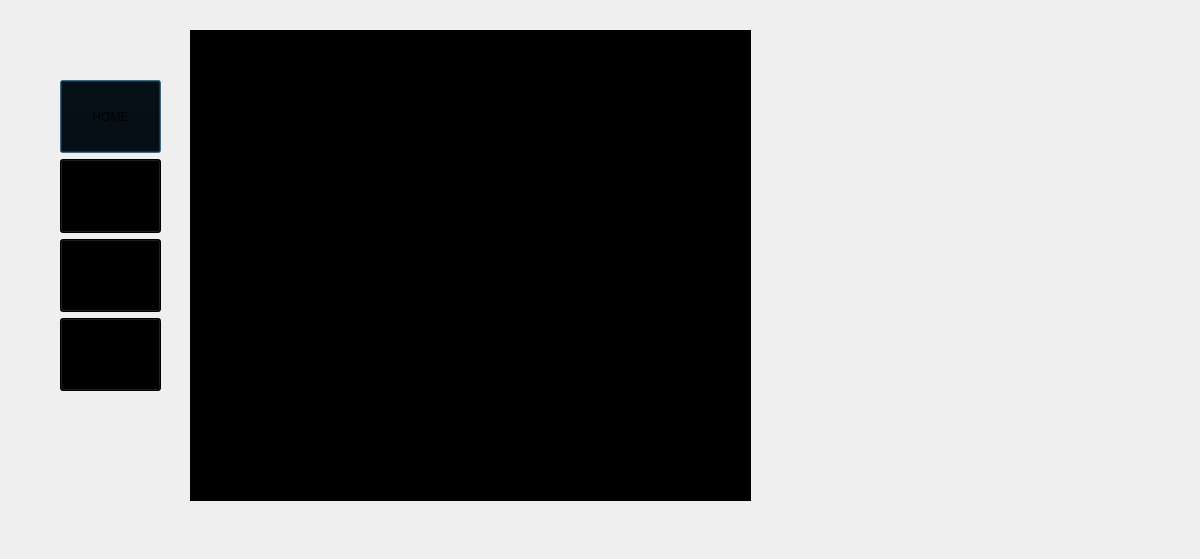
This is secondialogbox/studentdashboard.ui in SijanBhandari17/IAMS as Qt 5 draws it before an edit. The edited form follows.
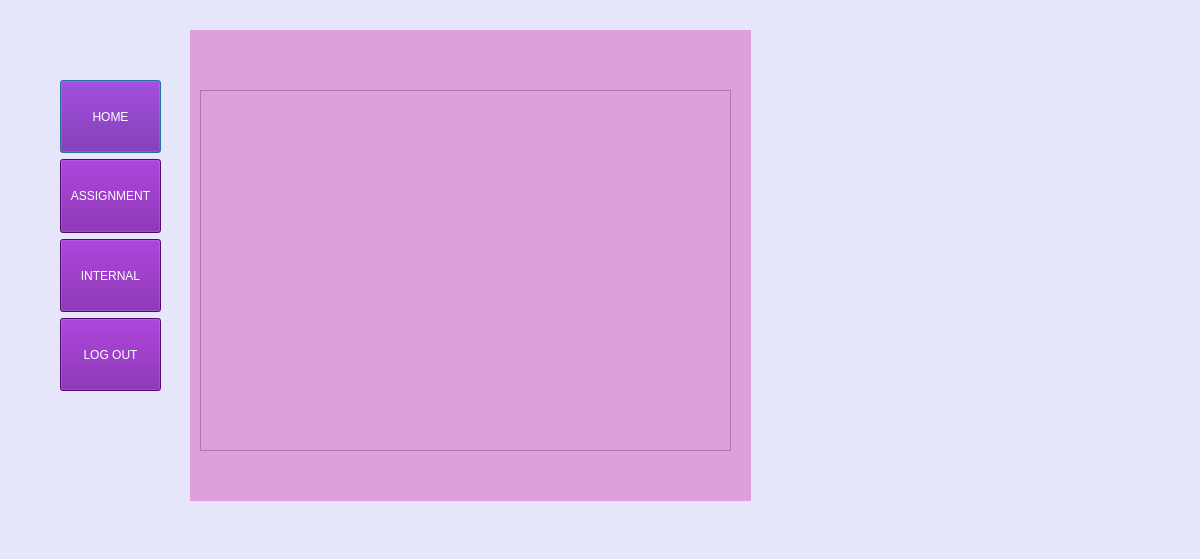
This is the edited form.

Commit message: Ui and subjective codes for teachers

```diff
--- a/secondialogbox/studentdashboard.ui
+++ b/secondialogbox/studentdashboard.ui
@@ -13,6 +13,9 @@
   <property name="windowTitle">
    <string>Dialog</string>
   </property>
+  <property name="styleSheet">
+   <string notr="true">background-color:rgb(230, 230, 250)</string>
+  </property>
   <widget class="QWidget" name="verticalLayoutWidget">
    <property name="geometry">
     <rect>
@@ -32,7 +35,8 @@
        </sizepolicy>
       </property>
       <property name="styleSheet">
-       <string notr="true">background-color: rgb(0, 0, 0);</string>
+       <string notr="true">background-color: rgb(114, 14, 158);
+color: white</string>
       </property>
       <property name="text">
        <string>HOME</string>
@@ -48,7 +52,8 @@
        </sizepolicy>
       </property>
       <property name="styleSheet">
-       <string notr="true">background-color: rgb(0, 0, 0);</string>
+       <string notr="true">background-color: rgb(114, 14, 158);
+color: white</string>
       </property>
       <property name="text">
        <string>ASSIGNMENT</string>
@@ -64,7 +69,8 @@
        </sizepolicy>
       </property>
       <property name="styleSheet">
-       <string notr="true">background-color: rgb(0, 0, 0);</string>
+       <string notr="true">background-color: rgb(114, 14, 158);
+color: white</string>
       </property>
       <property name="text">
        <string>INTERNAL</string>
@@ -80,7 +86,8 @@
        </sizepolicy>
       </property>
       <property name="styleSheet">
-       <string notr="true">background-color: rgb(0, 0, 0);</string>
+       <string notr="true">background-color: rgb(114, 14, 158);
+color: white</string>
       </property>
       <property name="text">
        <string>LOG OUT</string>
@@ -99,7 +106,8 @@
     </rect>
    </property>
    <property name="styleSheet">
-    <string notr="true">background-color: rgb(0, 0, 0);</string>
+    <string notr="true">background-color: rgb(221, 160, 221);
+color: black</string>
    </property>
    <property name="currentIndex">
     <number>2</number>
```
The commit also changes 5 other files.
